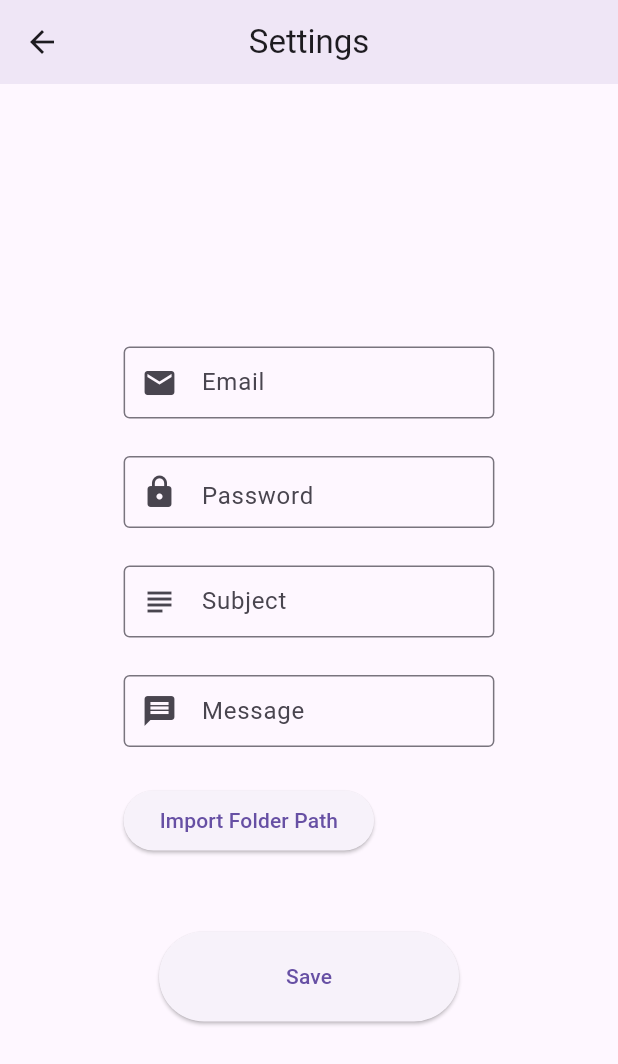
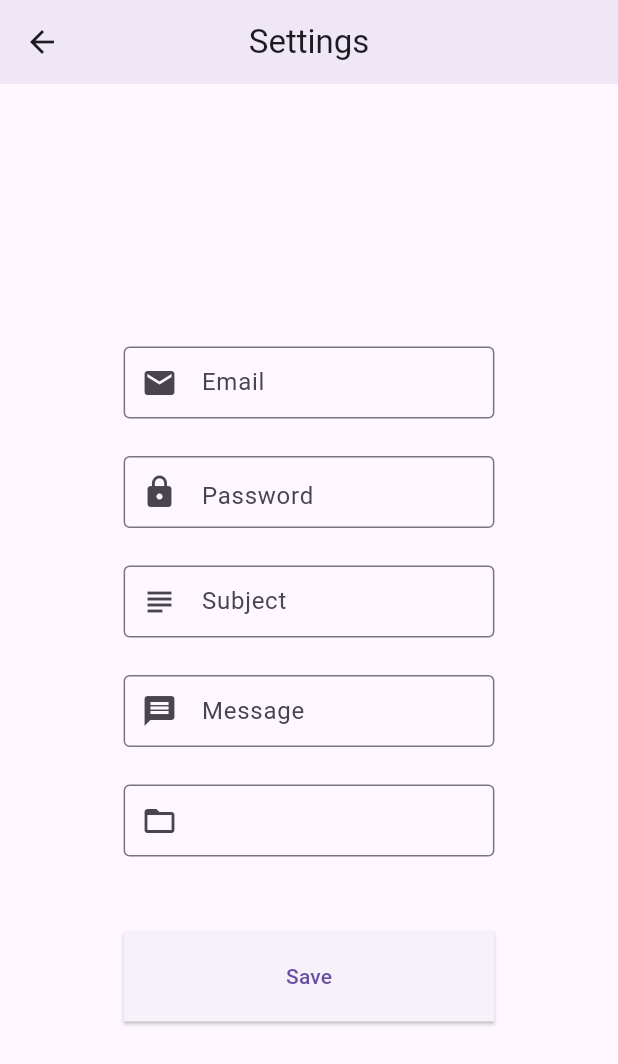
Before and after one commit to dhaneshkumarTech/mail_processor, a Flutter app: the SettingsView screen opened by its route, on a phone screen of 412 x 824 dp. Shown: the top 1064 px of the screen. Run offline on Flutter 3.47's test engine with Material 2 defaults, Android fonts, the phone set to English and light mode, and no system bars; our stand-ins replace csv, file_picker, shared_preferences, stacked, stacked_services, stacked_shared; missing offline and left inert: file_selector, mailer, syncfusion_flutter_pdfviewer; accounts and stored records are empty.

Commit message:
folder path finalised

```diff
--- a/lib/app/app.dart
+++ b/lib/app/app.dart
@@ -21,6 +21,7 @@ import 'package:mail_processor/ui/views/main/main_view.dart';
     LazySingleton(classType: BottomSheetService),
     LazySingleton(classType: DialogService),
     LazySingleton(classType: NavigationService),
+    LazySingleton(classType: SnackbarService),
     LazySingleton(classType: FilePickerService),
     LazySingleton(classType: EmailService),
     Singleton(classType: HomeViewModel),
--- a/lib/app/app.locator.dart
+++ b/lib/app/app.locator.dart
@@ -9,6 +9,7 @@
 import 'package:stacked_services/src/bottom_sheet/bottom_sheet_service.dart';
 import 'package:stacked_services/src/dialog/dialog_service.dart';
 import 'package:stacked_services/src/navigation/navigation_service.dart';
+import 'package:stacked_services/src/snackbar/snackbar_service.dart';
 import 'package:stacked_shared/stacked_shared.dart';
 
 import '../services/email_service.dart';
@@ -29,6 +30,7 @@ Future<void> setupLocator({
   locator.registerLazySingleton(() => BottomSheetService());
   locator.registerLazySingleton(() => DialogService());
   locator.registerLazySingleton(() => NavigationService());
+  locator.registerLazySingleton(() => SnackbarService());
   locator.registerLazySingleton(() => FilePickerService());
   locator.registerLazySingleton(() => EmailService());
   locator.registerSingleton(HomeViewModel());
--- a/lib/ui/views/settings/settings_view.dart
+++ b/lib/ui/views/settings/settings_view.dart
@@ -80,25 +80,14 @@ class SettingsView extends StackedView<SettingsViewModel> {
                   maxLines: null,
                 ),
                 verticalSpaceMedium,
-                Align(
-                  alignment: Alignment.centerLeft,
-                  child: ElevatedButton(
-                    onPressed: () async {
-                      await viewModel.fetchFolderPath();
-                    },
-                    child: viewModel.isBusy
-                        ? const CircularProgressIndicator.adaptive()
-                        : Text(
-                            viewModel.folderPath == null
-                                ? 'Import Folder Path'
-                                : viewModel.folderPath!,
-                          ),
-                    style: ElevatedButton.styleFrom(
-                      shape: RoundedRectangleBorder(
-                        borderRadius: BorderRadius.circular(32.0),
-                      ),
-                    ),
+                TextField(
+                  controller: viewModel.controllers[4],
+                  decoration: const InputDecoration(
+                    border: OutlineInputBorder(),
+                    prefixIcon: Icon(Icons.folder_open),
+                    contentPadding: EdgeInsets.zero,
                   ),
+                  onTap: viewModel.fetchFolderPath,
                 ),
                 verticalSpaceLarge,
                 ElevatedButton(
@@ -109,9 +98,9 @@ class SettingsView extends StackedView<SettingsViewModel> {
                       ? const CircularProgressIndicator.adaptive()
                       : const Text('Save'),
                   style: ElevatedButton.styleFrom(
-                    minimumSize: const Size(200, 60),
+                    minimumSize: const Size(double.infinity, 60),
                     shape: RoundedRectangleBorder(
-                      borderRadius: BorderRadius.circular(32.0),
+                      borderRadius: BorderRadius.circular(0),
                     ),
                   ),
                 ),
--- a/lib/ui/views/settings/settings_viewmodel.dart
+++ b/lib/ui/views/settings/settings_viewmodel.dart
@@ -3,20 +3,18 @@ import 'package:mail_processor/app/app.locator.dart';
 import 'package:mail_processor/main.dart';
 import 'package:mail_processor/services/file_picker_service.dart';
 import 'package:stacked/stacked.dart';
-import 'package:stacked_services/stacked_services.dart';
 
 class SettingsViewModel extends BaseViewModel {
   final _filePickerService = locator<FilePickerService>();
-  final _dialogService = locator<DialogService>();
 
   List<TextEditingController> controllers = [
     TextEditingController(),
     TextEditingController(),
     TextEditingController(),
     TextEditingController(),
+    TextEditingController(),
   ];
 
-  String? folderPath;
   bool obscureText = true;
 
   void toggleObscureText() {
@@ -44,13 +42,8 @@ class SettingsViewModel extends BaseViewModel {
     );
 
     if (result != null) {
-      folderPath = result;
+      controllers[4].text = result;
       notifyListeners();
-    } else {
-      await _dialogService.showDialog(
-        title: 'Error',
-        description: 'No folder selected',
-      );
     }
   }
 
--- a/pubspec.yaml
+++ b/pubspec.yaml
@@ -38,7 +38,6 @@ dependencies:
   stacked: ^3.2.0
   stacked_services: ^1.0.0
   file_picker: ^5.2.10
-  path_provider: ^2.0.14
   mailer: ^6.0.1
   csv: ^5.0.1
   path: ^1.8.2
```
Also changed, not shown: lib/services/file_picker_service.dart (+9 -7 lines), lib/ui/views/home/home_viewmodel.dart (+32 -13 lines), pubspec.lock, 1 other file.
